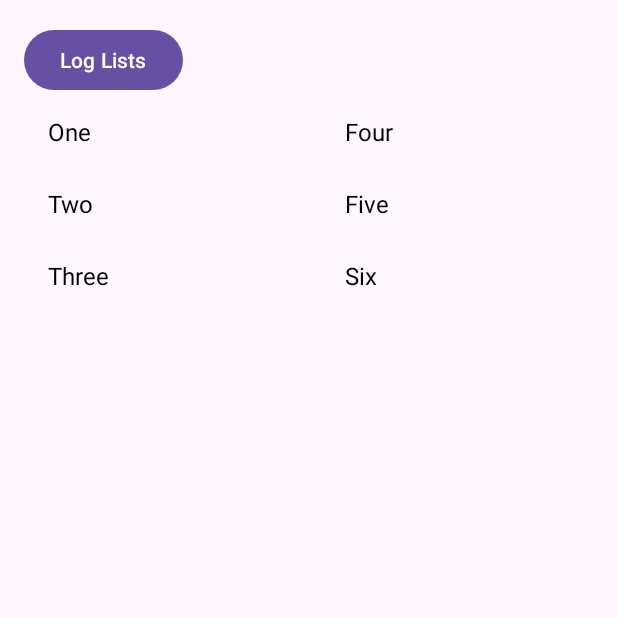
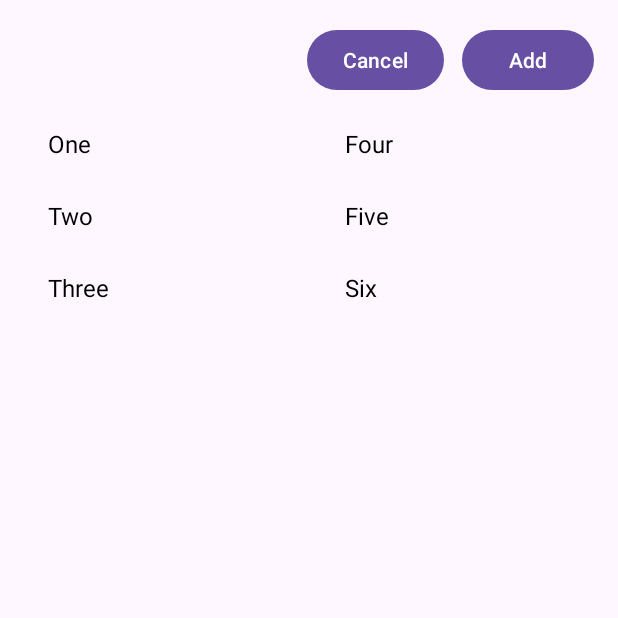
Before and after one commit to bivinozh/bivin6677, an Android app: the screen it shows after launch (MainActivity), on a phone screen of 412 x 824 dp, the top half of it. Run offline under Robolectric (Android 15) with nearby library versions, the phone set to English and light mode, and no system bars.

Commit message:
updated cancel button

```diff
--- a/app/src/main/java/com/example/myapplication/MainActivity.kt
+++ b/app/src/main/java/com/example/myapplication/MainActivity.kt
@@ -33,10 +33,22 @@ class MainActivity : AppCompatActivity() {
         left.setOnDragListener(dragListener)
         right.setOnDragListener(dragListener)
 
-        // Button to log current lists
-        findViewById<Button>(R.id.btn_log_lists).setOnClickListener {
+        // Track original (baseline) state for Cancel
+        var originalLeft = leftAdapter.getItems().toList()
+        var originalRight = rightAdapter.getItems().toList()
+
+        // Cancel: restore to original baseline
+        findViewById<Button>(R.id.btn_cancel).setOnClickListener {
+            leftAdapter.setAll(originalLeft)
+            rightAdapter.setAll(originalRight)
+        }
+
+        // Add: accept changes and log; update baseline to current
+        findViewById<Button>(R.id.btn_add).setOnClickListener {
             val (leftList, rightList) = getCurrentLists()
             Log.d("Lists", "Left: $leftList | Right: $rightList")
+            originalLeft = leftList
+            originalRight = rightList
         }
     }
 
--- a/app/src/main/java/com/example/myapplication/StringListAdapter.kt
+++ b/app/src/main/java/com/example/myapplication/StringListAdapter.kt
@@ -8,7 +8,6 @@ import com.example.myapplication.databinding.ItemTextBinding
 
 class StringListAdapter(
     private val items: MutableList<String>
-
 ) : RecyclerView.Adapter<StringListAdapter.ViewHolder>() {
 
     class ViewHolder(val binding: ItemTextBinding) : RecyclerView.ViewHolder(binding.root)
@@ -20,7 +19,6 @@ class StringListAdapter(
 
     override fun onBindViewHolder(holder: ViewHolder, position: Int) {
         holder.binding.text1.text = items[position]
-        // start drag-and-drop using platform API on long-press
         holder.itemView.setOnLongClickListener { v ->
             v.visibility = View.INVISIBLE
             val shadow = TextDragShadowBuilder(v)
@@ -58,4 +56,10 @@ class StringListAdapter(
         items[position] = value
         notifyItemChanged(position)
     }
+
+    fun setAll(newItems: List<String>) {
+        items.clear()
+        items.addAll(newItems)
+        notifyDataSetChanged()
+    }
 }
--- a/app/src/main/res/layout/activity_main.xml
+++ b/app/src/main/res/layout/activity_main.xml
@@ -8,11 +8,27 @@
     android:padding="16dp"
     tools:context=".MainActivity">
 
-    <Button
-        android:id="@+id/btn_log_lists"
-        android:layout_width="wrap_content"
+    <LinearLayout
+        android:layout_width="match_parent"
         android:layout_height="wrap_content"
-        android:text="Log Lists" />
+        android:orientation="horizontal"
+        android:gravity="end"
+        android:layout_marginBottom="8dp">
+
+        <Button
+            android:id="@+id/btn_cancel"
+            android:layout_width="wrap_content"
+            android:layout_height="wrap_content"
+            android:text="Cancel" />
+
+        <Button
+            android:id="@+id/btn_add"
+            android:layout_width="wrap_content"
+            android:layout_height="wrap_content"
+            android:text="Add"
+            android:layout_marginStart="12dp" />
+
+    </LinearLayout>
 
     <LinearLayout
         android:layout_width="match_parent"
```
